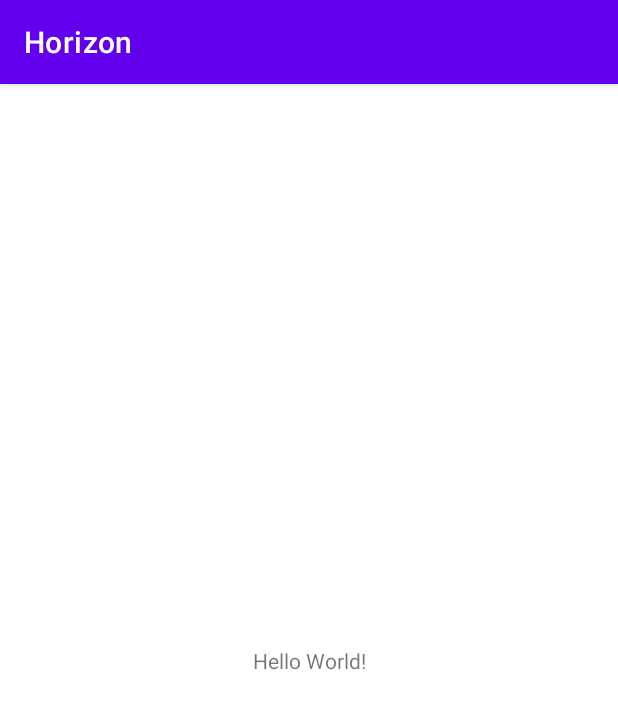
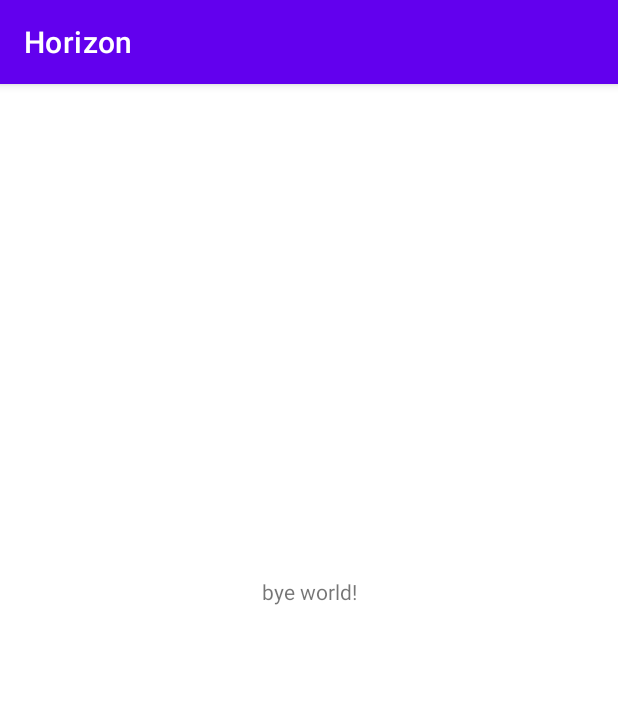
Before and after one commit to 2190712/Horizon, an Android app: the screen it shows after launch (MainActivity), on a phone screen of 412 x 824 dp. Shown: the top 709 px of the screen. Run offline under Robolectric (Android 15) with nearby library versions, the phone set to English and light mode, and no system bars.

Commit message:
bye world!! teste

```diff
--- a/Android/Horizon/app/src/main/res/layout/activity_main.xml
+++ b/Android/Horizon/app/src/main/res/layout/activity_main.xml
@@ -9,10 +9,11 @@
     <TextView
         android:layout_width="wrap_content"
         android:layout_height="wrap_content"
-        android:text="Hello World!"
+        android:text="bye world!"
         app:layout_constraintBottom_toBottomOf="parent"
         app:layout_constraintLeft_toLeftOf="parent"
         app:layout_constraintRight_toRightOf="parent"
-        app:layout_constraintTop_toTopOf="parent" />
+        app:layout_constraintTop_toTopOf="parent"
+        app:layout_constraintVertical_bias="0.439" />
 
 </androidx.constraintlayout.widget.ConstraintLayout>
```
